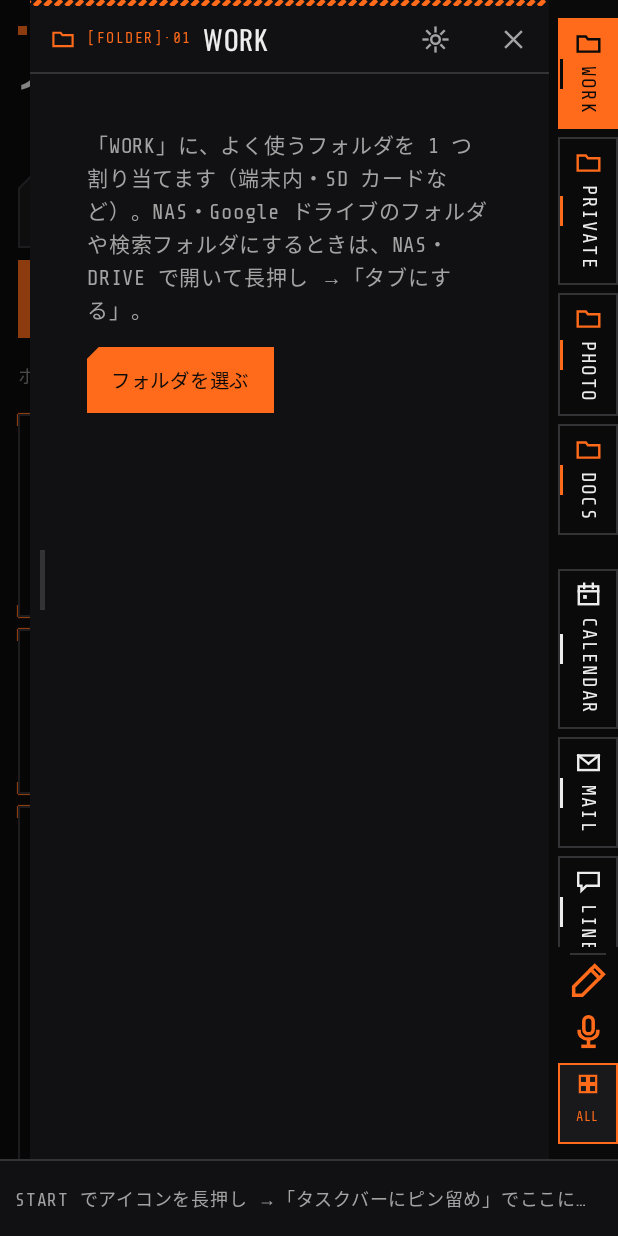
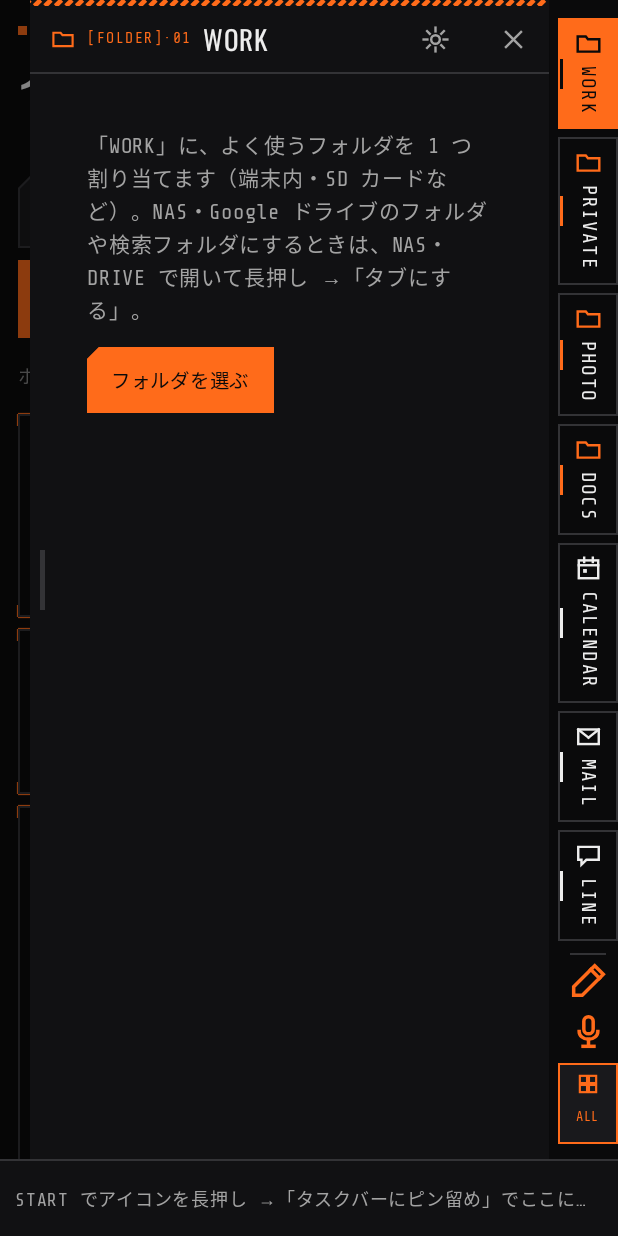
Before and after one commit to kiwiman0706-beep/Theta.Home.Hatch, an Android app built with Jetpack Compose: the screen it shows after launch (MainActivity), after a tap on "あとで", on a phone screen of 412 x 824 dp. Run offline under Robolectric (Android 15) with nearby library versions, the phone set to English and light mode, and no system bars; pictures from the network do not load; 2 statements that could not run were skipped; 1 other tap on this screen came first.

Commit message:
1.15.1: 端のタブの種類の境の隙間をなくす
Co-Authored-By: Claude Opus 5.5 <noreply@anthropic.com>
Claude-Session: https://claude.ai/code/session_01GMSgoGarRChJJQLGtjAFKY

```diff
--- a/app/src/main/java/app/thetahatch/home/ui/HomeRoot.kt
+++ b/app/src/main/java/app/thetahatch/home/ui/HomeRoot.kt
@@ -389,13 +389,10 @@ private fun Rail(model: HomeModel, width: Dp, main: Boolean = true, filter: ((St
         horizontalAlignment = if (left) Alignment.Start else Alignment.End,
         verticalArrangement = Arrangement.spacedBy(5.dp),
     ) {
-        var lastGroup = -1
         val reorder = rememberReorderState()
-        // この画面（閉じた／開いた）では出さないタブは飛ばす
+        // この画面（閉じた／開いた）では出さないタブは飛ばす。種類（フォルダ・中身・起動）の違いは左の色の帯で分かるので、間は空けない
         model.tabs.filter { model.shownHere(it.id) && (filter == null || filter(it.id)) }.forEach { t ->
             val group = model.groupOf(t)
-            if (lastGroup != -1 && group != lastGroup) Spacer(Modifier.height(12.dp))
-            lastGroup = group
             RailTab(model, reorder, t.id, t.label, group, active = railActive(model, t), shortcut = shortcut(model, t), left = left)
         }
         var adding by remember { mutableStateOf(false) }
```
Also changed, not shown: 2 other files.
